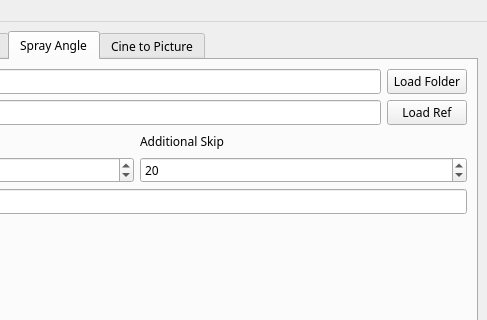
realize-1337/Atomizer-Toolbox, file GUI/mainWindow.ui: the form before one commit; both pictures show x 547 to 1034 and y 0 to 320 of the 1034 by 944 pixel window.
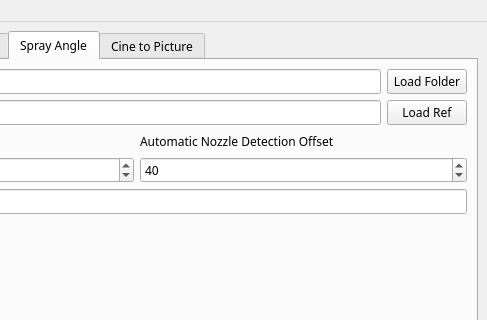
The form after the commit. The open tabs and pages were chosen to show the change.

What changed in the file:
```diff
--- a/GUI/mainWindow.ui
+++ b/GUI/mainWindow.ui
@@ -2516,7 +2516,7 @@
                    <string>Force to skip the top 20 pixel from the top of the spray. This is required to prevent issues, however, it can be set to diffrent values if necessary (altough not intended). </string>
                   </property>
                   <property name="text">
-                   <string>Additional Skip</string>
+                   <string>Automatic Nozzle Detection Offset</string>
                   </property>
                  </widget>
                 </item>
@@ -2526,10 +2526,10 @@
                    <string>Force to skip the top 20 pixel from the top of the spray. This is required to prevent issues, however, it can be set to diffrent values if necessary (altough not intended). </string>
                   </property>
                   <property name="maximum">
-                   <number>200</number>
+                   <number>1000</number>
                   </property>
                   <property name="value">
-                   <number>20</number>
+                   <number>40</number>
                   </property>
                  </widget>
                 </item>
```
Left out of the diff: 14 changed lines with no effect on the pictures.
